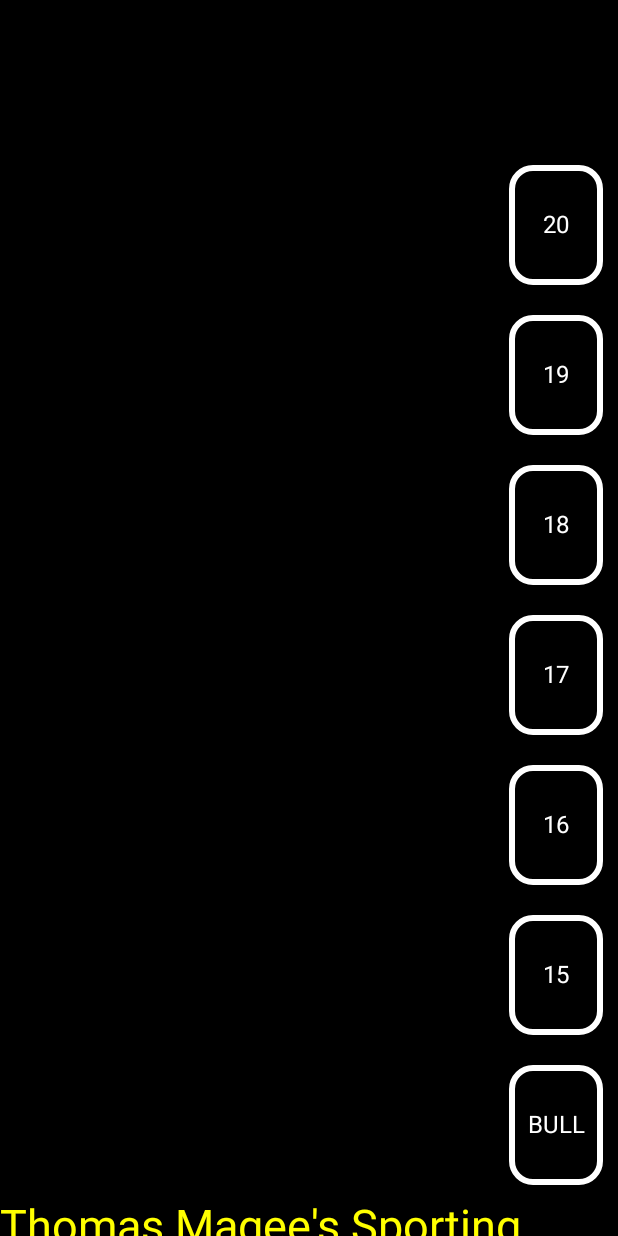
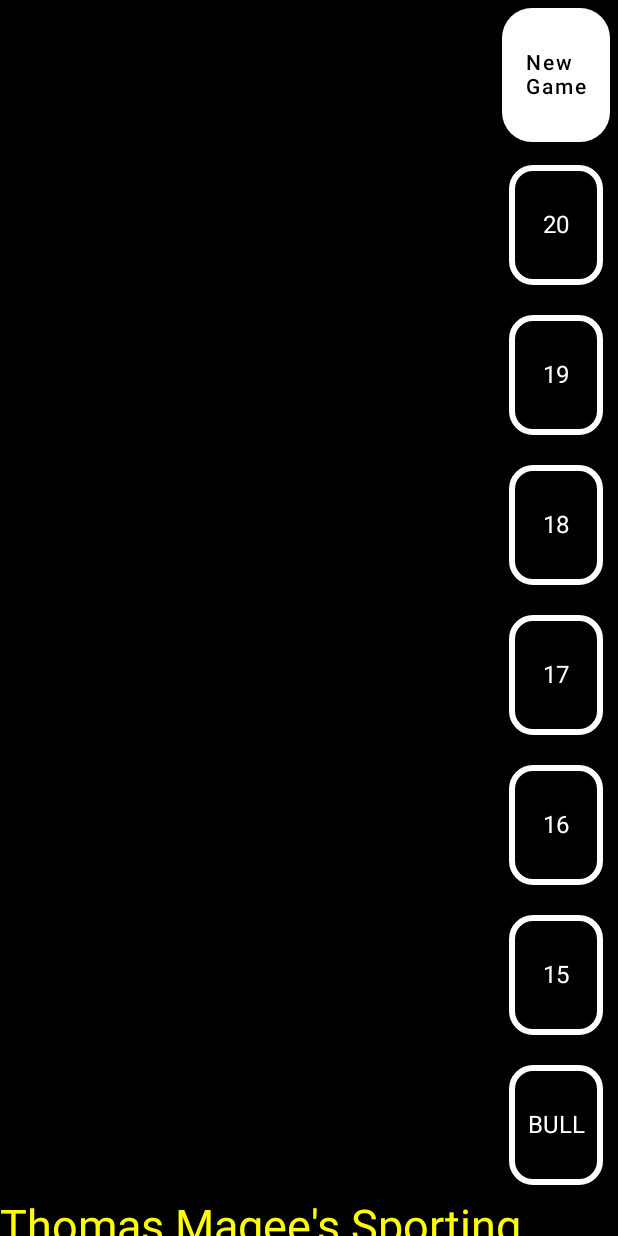
Before and after one commit to eacarter/Thomas_Magees_Darts_App, an Android app built with Jetpack Compose: the composable GamePage called with empty values, on a phone screen of 412 x 824 dp. Run offline under Robolectric (Android 15) with nearby library versions, the phone set to English and light mode, and no system bars.

Commit message:
Added new game and made starting functionality more stream lined

```diff
--- a/app/src/main/java/com/appsolution/mageescricketapp/GamePage.kt
+++ b/app/src/main/java/com/appsolution/mageescricketapp/GamePage.kt
@@ -1,38 +1,29 @@
 package com.appsolution.mageescricketapp
 
 import android.os.Bundle
+import android.util.Log
+import android.widget.Toast
 import androidx.activity.compose.setContent
 import androidx.compose.foundation.Image
 import androidx.compose.foundation.background
 import androidx.compose.foundation.border
 import androidx.compose.foundation.gestures.detectTapGestures
-import androidx.compose.foundation.layout.Arrangement
-import androidx.compose.foundation.layout.Box
-import androidx.compose.foundation.layout.Column
-import androidx.compose.foundation.layout.Row
-import androidx.compose.foundation.layout.fillMaxSize
-import androidx.compose.foundation.layout.fillMaxWidth
-import androidx.compose.foundation.layout.height
-import androidx.compose.foundation.layout.padding
-import androidx.compose.foundation.layout.size
-import androidx.compose.foundation.layout.width
-import androidx.compose.foundation.layout.wrapContentHeight
+import androidx.compose.foundation.interaction.MutableInteractionSource
+import androidx.compose.foundation.interaction.collectIsPressedAsState
+import androidx.compose.foundation.layout.*
 import androidx.compose.foundation.shape.RoundedCornerShape
 import androidx.compose.material.Button
 import androidx.compose.material.ButtonDefaults
 import androidx.compose.material.MaterialTheme
 import androidx.compose.material.Surface
 import androidx.compose.material.Text
-import androidx.compose.runtime.Composable
-import androidx.compose.runtime.getValue
-import androidx.compose.runtime.mutableStateOf
-import androidx.compose.runtime.remember
-import androidx.compose.runtime.setValue
+import androidx.compose.runtime.*
 import androidx.compose.ui.Alignment
 import androidx.compose.ui.Modifier
 import androidx.compose.ui.graphics.Color
 import androidx.compose.ui.input.pointer.pointerInput
 import androidx.compose.ui.layout.ContentScale
+import androidx.compose.ui.platform.LocalContext
 import androidx.compose.ui.res.painterResource
 import androidx.compose.ui.text.style.TextAlign
 import androidx.compose.ui.tooling.preview.Preview
@@ -43,11 +34,9 @@ import com.appsolution.mageescricketapp.ui.theme.MageesCricketAppTheme
 
 private lateinit var scoredPos: Array<Array<Int>>
 private var playerCount : Int = 4
-private var undoList = ArrayList<UndoObjects>()
-
 
 @Composable
-fun GamePage(numOfPlayers: Int) {
+fun GamePage(numOfPlayers: Int, navController: NavController) {
 
     generate(numOfPlayers)
     playerCount = numOfPlayers
@@ -85,29 +74,6 @@ fun GamePage(numOfPlayers: Int) {
                         )
                         .padding(0.dp, 10.dp)
                 ) {
-//                    Button(
-//                        modifier = Modifier
-//                            .weight(1f)
-//                            .padding(5.dp),
-//                        shape = RoundedCornerShape(20.dp),
-//                        colors = ButtonDefaults.buttonColors(backgroundColor = Color.White),
-//
-//                        onClick = { /*TODO*/ }) {
-//
-//                        Text(text = "Undo")
-//                    }
-//
-//                    Button(
-//                        modifier = Modifier
-//                            .weight(1f)
-//                            .padding(5.dp),
-//                        shape = RoundedCornerShape(20.dp),
-//                        colors = ButtonDefaults.buttonColors(backgroundColor = Color.White),
-//
-//                        onClick = { /*TODO*/ }) {
-//
-//                        Text(text = "New Game")
-//                    }
                 }
             }
             Column(
@@ -120,6 +86,17 @@ fun GamePage(numOfPlayers: Int) {
                         .size(100.dp)
                         .fillMaxWidth(),
                 ) {
+                    Button(
+                        modifier = Modifier
+                            .fillMaxHeight()
+                            .padding(5.dp),
+                        shape = RoundedCornerShape(20.dp),
+                        colors = ButtonDefaults.buttonColors(backgroundColor = Color.White),
+
+                        onClick = { navController.navigate("Game/$numOfPlayers") }) {
+
+                        Text(text = "New Game")
+                    }
                 }
 
                 for (i in 20 downTo 14) {
@@ -277,13 +254,13 @@ fun InitializePlayer(i: Int) {
                         }
                     }
 
-                    undoList.add(UndoObjects(
-                        i,
-                        j,
-                        buttonCountArray[j-1],
-                        points,
-                        buttonText
-                    ))
+//                    undoList.add(UndoObjects(
+//                        i,
+//                        j,
+//                        buttonCountArray[j-1],
+//                        points,
+//                        buttonText
+//                    ))
                 },
 
                 ) {
--- a/app/src/main/java/com/appsolution/mageescricketapp/MainActivity.kt
+++ b/app/src/main/java/com/appsolution/mageescricketapp/MainActivity.kt
@@ -30,14 +30,14 @@ class MainActivity : ComponentActivity() {
         val navController = rememberNavController()
         NavHost(navController, startDestination = "initial") {
             composable(route = "initial") {
-                IntialPage(navController)
+                InitialPage(navController)
             }
             composable(route = "Game/{id}") { navBackStack ->
 
                 val players = navBackStack.arguments?.getString("id")
 
                 if (players != null) {
-                    GamePage(players.toInt())
+                    GamePage(players.toInt(), navController)
                 }
             }
         }
--- a/build.gradle
+++ b/build.gradle
@@ -1,15 +1,15 @@
 // Top-level build file where you can add configuration options common to all sub-projects/modules.
 buildscript {
     ext {
-        compose_version = '1.0.1'
+        compose_version = '1.1.1'
     }
     repositories {
         google()
         mavenCentral()
     }
     dependencies {
-        classpath "com.android.tools.build:gradle:7.0.3"
-        classpath "org.jetbrains.kotlin:kotlin-gradle-plugin:1.5.21"
+        classpath "com.android.tools.build:gradle:7.0.4"
+        classpath "org.jetbrains.kotlin:kotlin-gradle-plugin:1.6.10"
 
         // NOTE: Do not place your application dependencies here; they belong
         // in the individual module build.gradle files
```
Also changed, not shown: app/src/main/java/com/appsolution/mageescricketapp/InitialPage.kt (+10 -4 lines).
